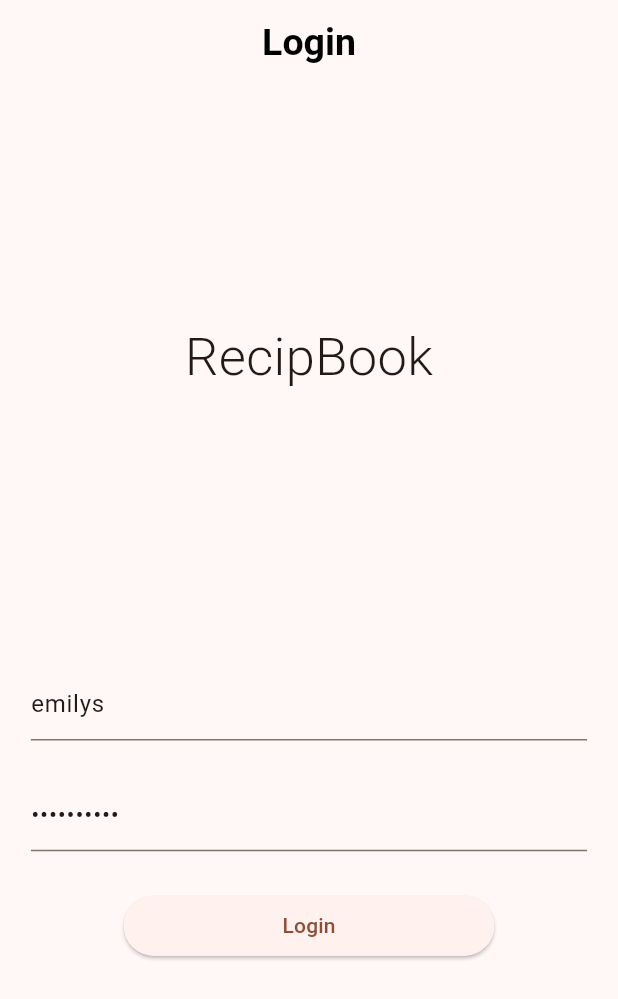
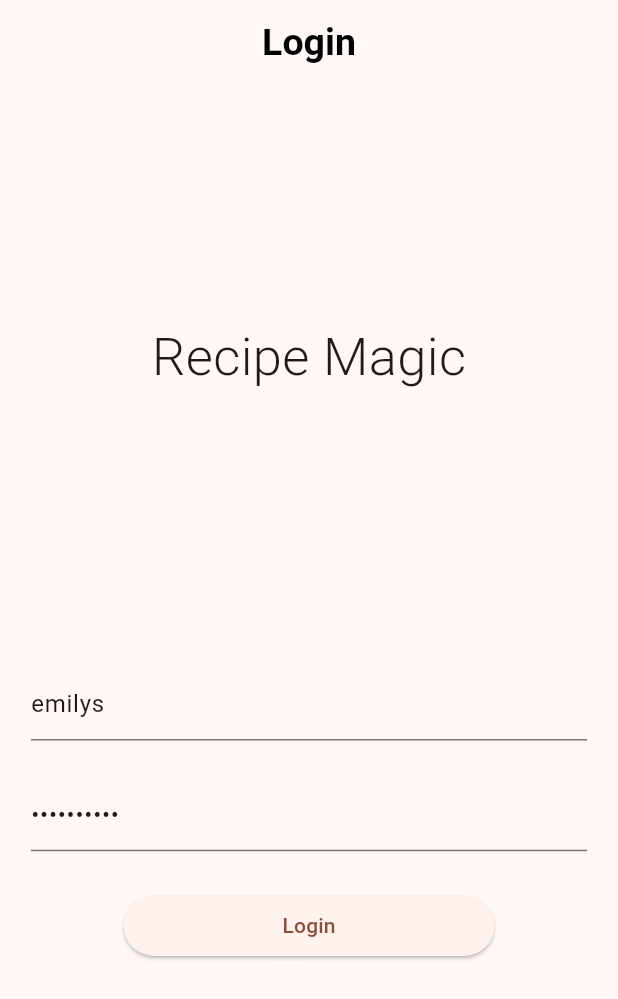
Before and after one commit to Sahithya-01/flutter_projects, a Flutter app: the screen it shows after launch, on a phone screen of 412 x 824 dp. Shown: the top 999 px of the screen. Run offline on Flutter 3.47's test engine with Material 3 defaults, Android fonts, the phone set to English and light mode, and no system bars; our stand-ins replace dio; missing offline and left inert: status_alert; accounts and stored records are empty.

Commit message:
final updates

```diff
--- a/recipe_magic/lib/main.dart
+++ b/recipe_magic/lib/main.dart
@@ -13,7 +13,7 @@ class MyApp extends StatelessWidget {
   @override
   Widget build(BuildContext context) {
     return MaterialApp(
-      title: 'Recip Book',
+      title: 'Recipe Magic',
       debugShowCheckedModeBanner: false,
       theme: ThemeData(
           // This is the theme of your application.
--- a/recipe_magic/lib/pages/login_page.dart
+++ b/recipe_magic/lib/pages/login_page.dart
@@ -40,7 +40,7 @@ class _LoginPageState extends State<LoginPage> {
 
   Widget _title() {
     return Text(
-      "RecipBook",
+      "Recipe Magic",
       style: TextStyle(fontSize: 35, fontWeight: FontWeight.w300),
     );
   }
```
